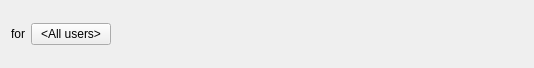
The window that vms/client/nx_vms_client_desktop/src/ui/widgets/business/push_notification_business_action_widget.ui (networkoptix/nx_open) describes before a commit, drawn with Qt 5.
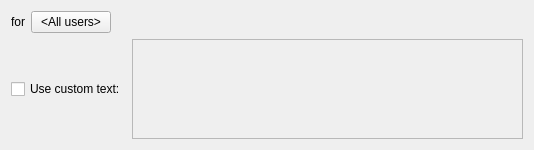
The same window after the commit.

Commit message:
VMS-14147: Added custom text field for Push and Desktop notifications
Branch: vms_4.1

Patch:
```diff
--- a/vms/client/nx_vms_client_desktop/src/ui/widgets/business/push_notification_business_action_widget.ui
+++ b/vms/client/nx_vms_client_desktop/src/ui/widgets/business/push_notification_business_action_widget.ui
@@ -7,7 +7,7 @@
     <x>0</x>
     <y>0</y>
     <width>534</width>
-    <height>68</height>
+    <height>122</height>
    </rect>
   </property>
   <property name="windowTitle">
@@ -45,6 +45,42 @@
      </item>
     </layout>
    </item>
+   <item>
+    <layout class="QHBoxLayout" name="horizontalLayout_2">
+     <item>
+      <widget class="QCheckBox" name="customTextCheckBox">
+       <property name="text">
+        <string>Use custom text:</string>
+       </property>
+      </widget>
+     </item>
+     <item>
+      <widget class="QPlainTextEdit" name="customTextEdit">
+       <property name="enabled">
+        <bool>false</bool>
+       </property>
+       <property name="minimumSize">
+        <size>
+         <width>0</width>
+         <height>100</height>
+        </size>
+       </property>
+       <property name="maximumSize">
+        <size>
+         <width>16777215</width>
+         <height>100</height>
+        </size>
+       </property>
+       <property name="horizontalScrollBarPolicy">
+        <enum>Qt::ScrollBarAlwaysOff</enum>
+       </property>
+       <property name="centerOnScroll">
+        <bool>false</bool>
+       </property>
+      </widget>
+     </item>
+    </layout>
+   </item>
   </layout>
  </widget>
  <resources/>
```
The commit also changes 5 other files.
